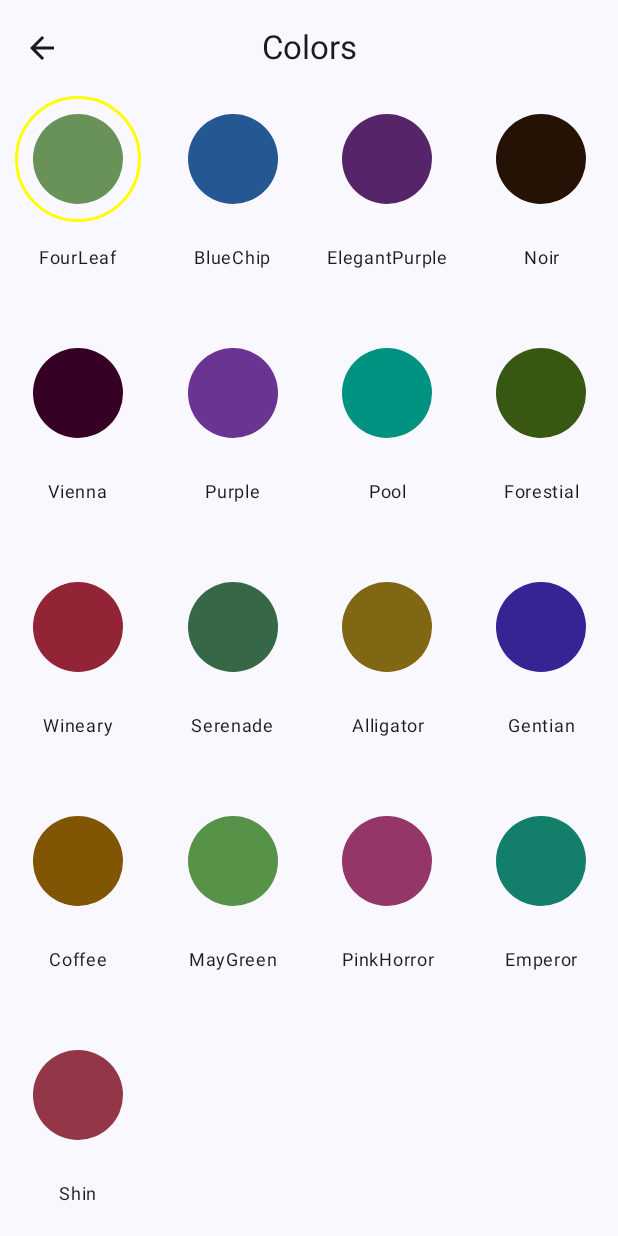
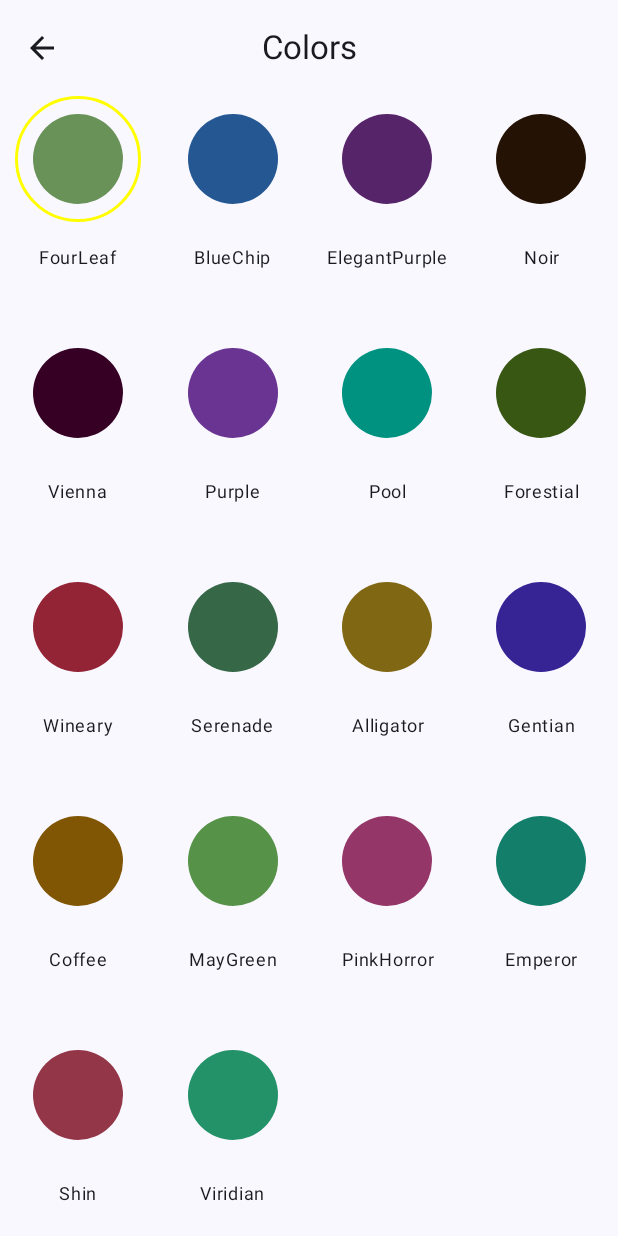
Before and after one commit to bharat2005/lpu-touch-clone-2, an Android app built with Jetpack Compose: the ColorsScreen screen opened through its navigation route, on a phone screen of 412 x 824 dp. Run offline under Robolectric (Android 15) with nearby library versions, the phone set to English and light mode, and no system bars; our stand-ins replace accompanist.

Commit message:
Veredian Color added

```diff
--- a/app/src/main/java/com/example/lputouch/data/source/MyColorsList.kt
+++ b/app/src/main/java/com/example/lputouch/data/source/MyColorsList.kt
@@ -17,6 +17,7 @@ import com.example.lputouch.ui.theme.Purple
 import com.example.lputouch.ui.theme.Serenade
 import com.example.lputouch.ui.theme.Shin
 import com.example.lputouch.ui.theme.Vienna
+import com.example.lputouch.ui.theme.Viridian
 import com.example.lputouch.ui.theme.Wineary
 
 val myColorsList : List<MyColor> = listOf(
@@ -37,5 +38,6 @@ val myColorsList : List<MyColor> = listOf(
     MyColor(PinkHorror, "PinkHorror"),
     MyColor(Emperor, "Emperor"),
     MyColor(Shin, "Shin"),
+    MyColor(Viridian, "Viridian"),
 
 )
--- a/app/src/main/java/com/example/lputouch/ui/theme/Color.kt
+++ b/app/src/main/java/com/example/lputouch/ui/theme/Color.kt
@@ -56,7 +56,7 @@ val PinkHorror = Color(0xFF943668)  // 01-Oct-Wednesday 08:08 PM Dinner
 //    02-Oct-Thursday
 val Emperor = Color(0xFF137e6a) // 02-Oct-Thursday 09:31 AM BreakFast
 val Shin = Color(0xFF933648) // 02-Oct-Thursday 01:18 PM Lunch
-////////////////////////////////////////////////////////////////////////
+val Viridian = Color(0xFF239268)  // 02-Oct-Thursday 08:07 PM Dinner
 
 
 
```
Also changed, not shown: app/src/main/res/drawable/ss18.jpg (added).
